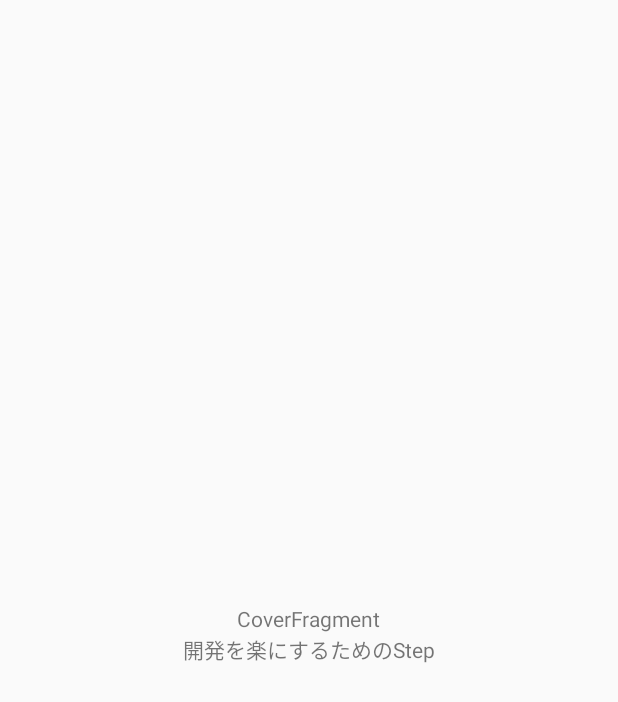
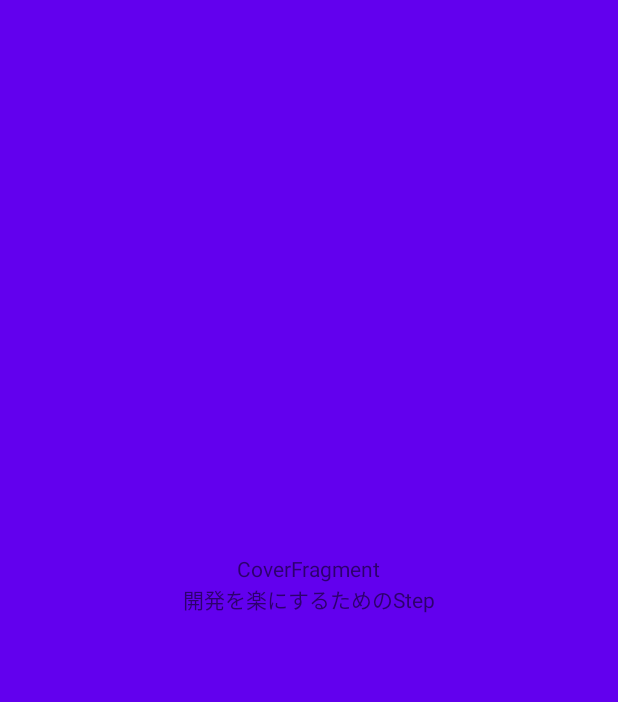
Before and after one commit to mattukouta/Slide_Mpp, an Android app: the screen it shows after launch (MainActivity), on a phone screen of 412 x 824 dp. Shown: the top 702 px of the screen. Run offline under Robolectric (Android 15) with nearby library versions, the phone set to English and light mode, and no system bars; 3 statements that could not run were skipped.

Commit message:
スライド領域を画面全体に変更

```diff
--- a/app/src/main/java/com/kouta/slide_mpp/MainActivity.kt
+++ b/app/src/main/java/com/kouta/slide_mpp/MainActivity.kt
@@ -30,18 +30,18 @@ class MainActivity : FragmentActivity() {
         super.onCreate(savedInstanceState)
         setContentView(R.layout.activity_main)
 
-        val paddingDp = convertInt2Dp(116)
-        val orientation = getOrientation()
-
-        if (orientation == Configuration.ORIENTATION_PORTRAIT) {
-            slideWidth = getSlideContentLarge(paddingDp)
-            slideHeight = getSlideContentSmall(slideWidth, slideSmallScale, slideLargeScale)
-        } else if (orientation == Configuration.ORIENTATION_LANDSCAPE) {
-            slideHeight = getSlideContentLarge(paddingDp)
-            slideWidth = getSlideContentSmall(slideHeight, slideLargeScale, slideSmallScale)
-        }
-
-        setSlideView(slideWidth, slideHeight, orientation)
+//        val paddingDp = convertInt2Dp(116)
+//        val orientation = getOrientation()
+//
+//        if (orientation == Configuration.ORIENTATION_PORTRAIT) {
+//            slideWidth = getSlideContentLarge(paddingDp)
+//            slideHeight = getSlideContentSmall(slideWidth, slideSmallScale, slideLargeScale)
+//        } else if (orientation == Configuration.ORIENTATION_LANDSCAPE) {
+//            slideHeight = getSlideContentLarge(paddingDp)
+//            slideWidth = getSlideContentSmall(slideHeight, slideLargeScale, slideSmallScale)
+//        }
+//
+//        setSlideView(slideWidth, slideHeight, orientation)
 
         hideBar()
 
--- a/app/src/main/res/layout/activity_main.xml
+++ b/app/src/main/res/layout/activity_main.xml
@@ -11,6 +11,9 @@
         android:id="@+id/slide_content"
         android:layout_width="0dp"
         android:layout_height="0dp"
+        android:background="@color/colorPrimary"
+        android:paddingBottom="66dp"
+        app:layout_constraintBottom_toBottomOf="parent"
         app:layout_constraintEnd_toEndOf="parent"
         app:layout_constraintStart_toStartOf="parent"
         app:layout_constraintTop_toTopOf="parent" />
@@ -18,18 +21,23 @@
     <ScrollView
         android:id="@+id/tweets_scrollview"
         android:layout_width="match_parent"
-        android:layout_height="200dp"
+        android:layout_height="50dp"
         android:layout_marginStart="8dp"
-        android:layout_marginTop="8dp"
         android:layout_marginEnd="8dp"
+        android:layout_marginBottom="8dp"
+        app:layout_constraintBottom_toBottomOf="parent"
         app:layout_constraintEnd_toEndOf="parent"
-        app:layout_constraintStart_toStartOf="parent"
-        app:layout_constraintTop_toBottomOf="@+id/slide_content">
+        app:layout_constraintStart_toStartOf="parent">
 
         <TextView
             android:id="@+id/tweets"
             android:layout_width="match_parent"
-            android:layout_height="wrap_content" />
+            android:layout_height="wrap_content"
+            tools:text="大学生で時給1000円のバイトするのはよくない。
+
+的なツイート見たけど、理想的には基本的に最小限に抑えて経験を積むために（社会人になってからはしづらいので...)数ヶ月だけしてあとは時給高いバイトして自分の能力高めたり遊んだりに時間使うのが理想ではあると思う。
+
+理想と現実は違うけど。"/>
     </ScrollView>
 
 </androidx.constraintlayout.widget.ConstraintLayout>
```
